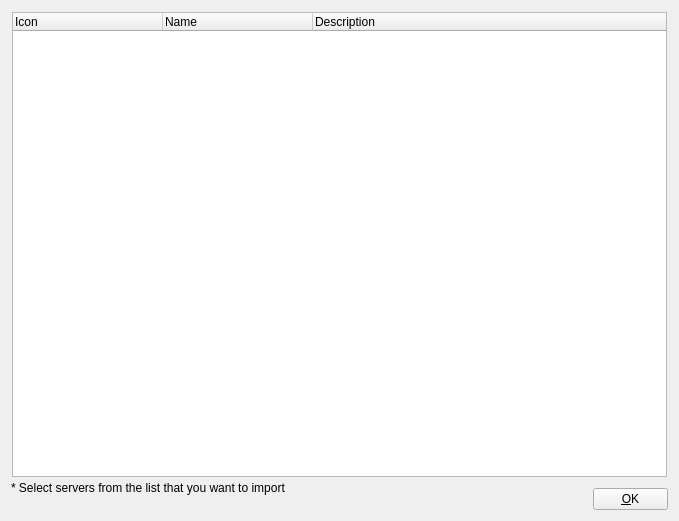
The window that src/Widgets/ImportDeviceDialog.ui (CasparCG/client) describes before a commit, drawn with Qt 5.
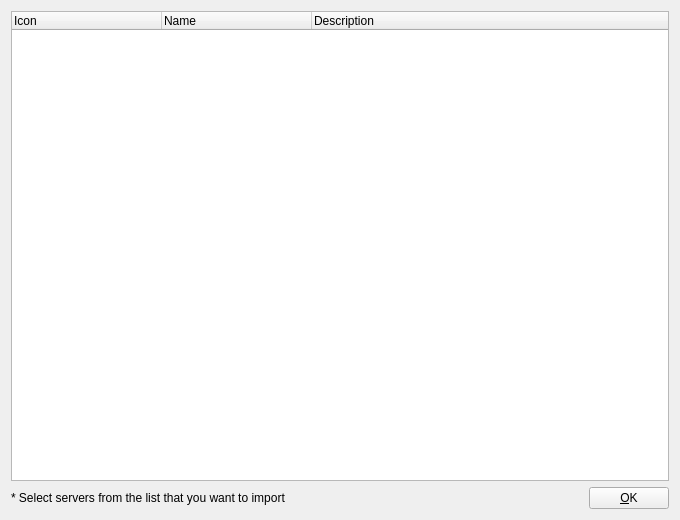
The same window after the commit.

Commit message: Simplify layout of assorted widgets

Patch:
```diff
--- a/src/Widgets/ImportDeviceDialog.ui
+++ b/src/Widgets/ImportDeviceDialog.ui
@@ -6,22 +6,29 @@
    <rect>
     <x>0</x>
     <y>0</y>
-    <width>679</width>
-    <height>521</height>
+    <width>680</width>
+    <height>520</height>
    </rect>
   </property>
   <property name="windowTitle">
    <string>Import CasparCG Servers</string>
   </property>
+  <layout class="QGridLayout" name="gridLayout">
+   <item row="1" column="0">
+    <widget class="QLabel" name="labelImportInformation">
+     <property name="sizePolicy">
+      <sizepolicy hsizetype="Expanding" vsizetype="Preferred">
+       <horstretch>0</horstretch>
+       <verstretch>0</verstretch>
+      </sizepolicy>
+     </property>
+     <property name="text">
+      <string>* Select servers from the list that you want to import</string>
+     </property>
+    </widget>
+   </item>
+   <item row="1" column="1">
   <widget class="QPushButton" name="pushButtonOk">
-   <property name="geometry">
-    <rect>
-     <x>593</x>
-     <y>488</y>
-     <width>75</width>
-     <height>22</height>
-    </rect>
-   </property>
    <property name="focusPolicy">
     <enum>Qt::NoFocus</enum>
    </property>
@@ -32,15 +39,9 @@
     <string>Alt+O</string>
    </property>
   </widget>
+   </item>
+   <item row="0" column="0" colspan="2">
   <widget class="QTreeWidget" name="treeWidgetDevice">
-   <property name="geometry">
-    <rect>
-     <x>12</x>
-     <y>12</y>
-     <width>655</width>
-     <height>465</height>
-    </rect>
-   </property>
    <property name="alternatingRowColors">
     <bool>true</bool>
    </property>
@@ -75,19 +76,8 @@
     </property>
    </column>
   </widget>
-  <widget class="QLabel" name="labelImportInformation">
-   <property name="geometry">
-    <rect>
-     <x>11</x>
-     <y>480</y>
-     <width>591</width>
-     <height>16</height>
-    </rect>
-   </property>
-   <property name="text">
-    <string>* Select servers from the list that you want to import</string>
-   </property>
-  </widget>
+   </item>
+  </layout>
  </widget>
  <resources/>
  <connections>
```
Lines whose indentation alone changed are shown as unchanged. The commit also changes 13 other files.
